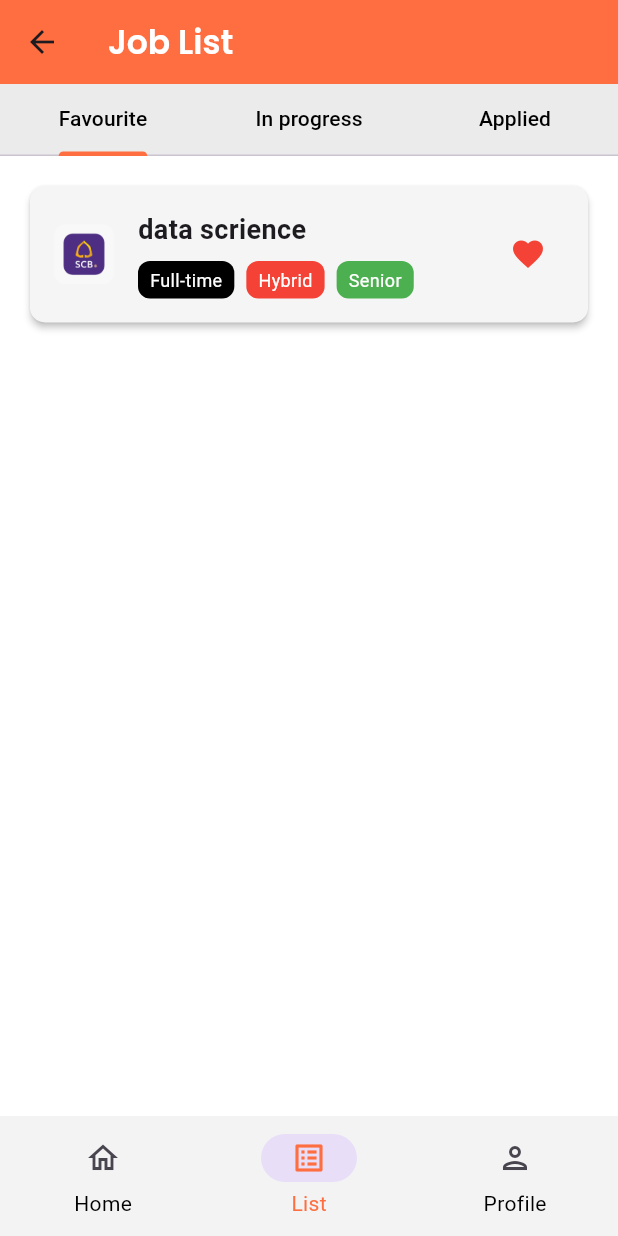
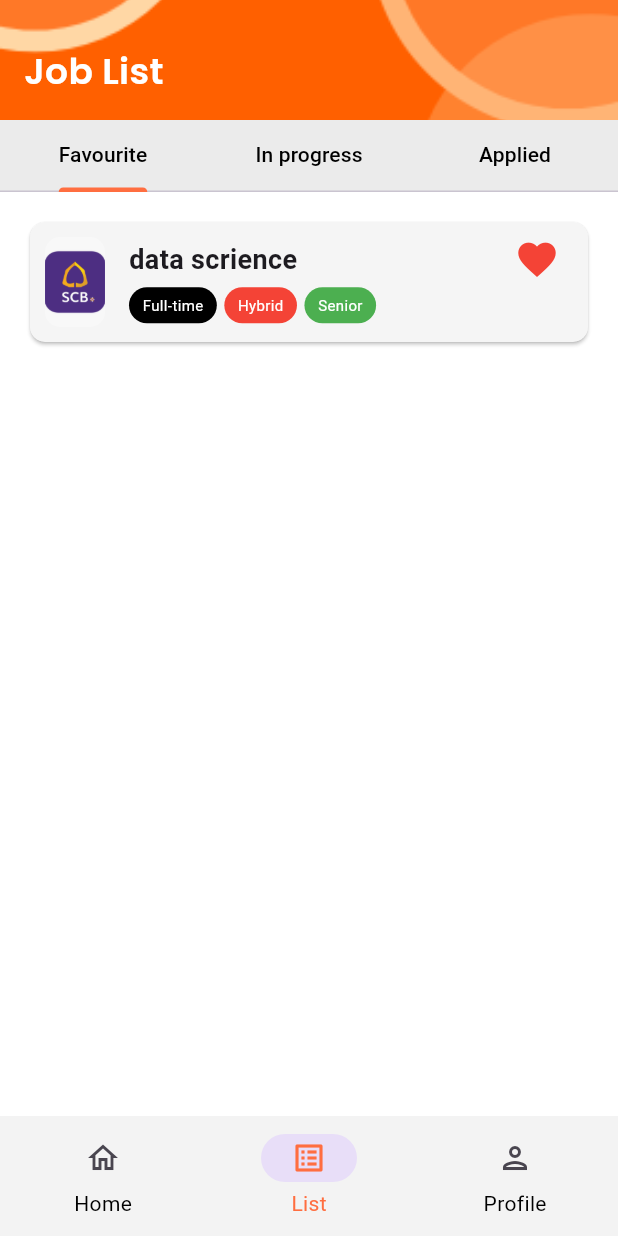
Before and after one commit to ZentryxTH/mobile-project, a Flutter app: the screen it shows after launch, on a phone screen of 412 x 824 dp. Run offline on Flutter 3.47's test engine with Material 3 defaults, Android fonts, the phone set to English and light mode, and no system bars.

Commit message:
modify appbar&card

```diff
--- a/intrn/lib/Listpage.dart
+++ b/intrn/lib/Listpage.dart
@@ -98,21 +98,11 @@ class Listpagestate extends State<Listpages> {
 
   @override
   Widget build(BuildContext context) {
-    return DefaultTabController(
+    return MaterialApp(
+      home: DefaultTabController(
         length: 3,
         child: Scaffold(
-          appBar: AppBar(
-            backgroundColor: Colors.deepOrangeAccent,
-            title: Text(
-              'Job List',
-              style: TextStyle(
-                fontFamily: 'Poppins',
-                color: Colors.white,
-                fontWeight: FontWeight.bold,
-              ),
-            ),
-
-          ),
+          appBar: appbars(),
           body: Column(
             children: [
               Container(
@@ -186,7 +176,39 @@ class Listpagestate extends State<Listpages> {
           ),
         ),
 
+    ),
     );
+  }
+
+  AppBar appbars() {
+    return AppBar(
+      toolbarHeight: 80,
+          backgroundColor: Colors.transparent,
+          flexibleSpace: Stack(
+             fit: StackFit.expand,
+             children: [
+              Image(
+                image: AssetImage("assets/images/CardTemplate.png"),
+                fit: BoxFit.cover,
+              ),
+              Align(
+                alignment: Alignment.bottomLeft,
+                child: Padding(
+                  padding: EdgeInsets.all(16),
+                  child: Text(
+                  'Job List',
+                  style: TextStyle(
+                    fontFamily: 'Poppins',
+                    color: Colors.white,
+                    fontWeight: FontWeight.bold,
+                    fontSize: 24,
+                  ),
+                ),
+                )
+              )
+             ],
+          ),
+        );
   }
   Widget _buildEmptyState(String message) {
   return Center(
--- a/intrn/lib/widget/list_card.dart
+++ b/intrn/lib/widget/list_card.dart
@@ -17,23 +17,23 @@ class Mycardstate extends State<Mycard> {
   @override
   Widget build(BuildContext context) {
     return Card(
-      elevation: 2,
+      elevation: 1,
       shape: RoundedRectangleBorder(borderRadius: BorderRadius.circular(10)),
       margin: EdgeInsets.only(top: 20,left: 20,right: 20),
       color: const Color.fromARGB(255, 245, 245, 245),
       child: Padding(
-        padding: const EdgeInsets.all(16.0),
+        padding: const EdgeInsets.all(10.0),
         child: Row(
           mainAxisAlignment: MainAxisAlignment.spaceBetween,
           children: [
             Row(
               children: [
                 ClipRRect(
-                  borderRadius: BorderRadius.circular(8),
+                  borderRadius: BorderRadius.circular(10),
                   child: Image.asset(
-                    'assets/SCB LOGO.png',
+                    'assets/images/SCB LOGO.png',
                     width: 40,
-                    height: 40,
+                    height: 60,
                     fit: BoxFit.cover,
                   ),
                 ),
@@ -57,6 +57,8 @@ class Mycardstate extends State<Mycard> {
               ],
             ),
             IconButton(
+              padding: EdgeInsets.only(bottom: 30),
+              iconSize: 30,
               icon: Icon(
                 isFavorite ? Icons.favorite : Icons.favorite_border,
                 color: isFavorite ? Colors.red : Colors.grey,
@@ -76,15 +78,15 @@ class Mycardstate extends State<Mycard> {
 
   Widget _buildTag(String label, Color color) {
     return Container(
-      margin: EdgeInsets.only(top: 8,right: 8),
-      padding: EdgeInsets.symmetric(horizontal: 8, vertical: 4),
+      margin: EdgeInsets.only(top: 5,right: 5),
+      padding: EdgeInsets.symmetric(horizontal: 9, vertical: 5),
       decoration: BoxDecoration(
         color: color,
-        borderRadius: BorderRadius.circular(8),
+        borderRadius: BorderRadius.circular(13),
       ),
       child: Text(
         label,
-        style: TextStyle(fontSize: 12, color: Colors.white),
+        style: TextStyle(fontSize: 10, color: Colors.white),
       ),
     );
   }
--- a/intrn/pubspec.yaml
+++ b/intrn/pubspec.yaml
@@ -60,7 +60,8 @@ flutter:
 
   # To add assets to your application, add an assets section, like this:
   assets:
-    - assets/SCB LOGO.png
+    - assets/images/CardTemplate.png
+    - assets/images/SCB LOGO.png
 
 
   # An image asset can refer to one or more resolution-specific "variants", see
```
Also changed, not shown: intrn/assets/images/CardTemplate.png (added), intrn/assets/images/SCB LOGO.png (renamed from intrn/assets/SCB LOGO.png).
